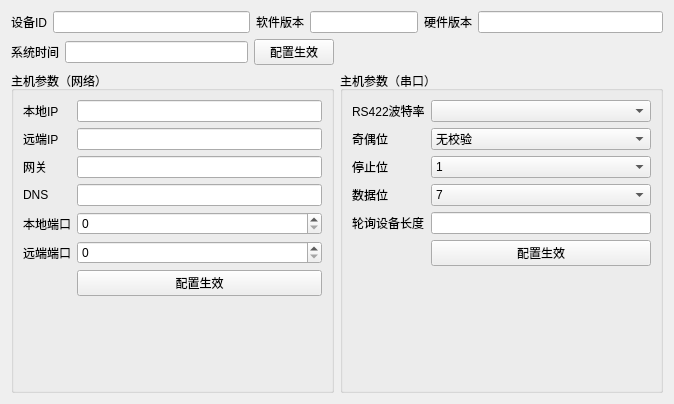
Before: the Qt Designer form src/polldevicewidget.ui in yesyan/GDCS01, drawn with Qt 5.
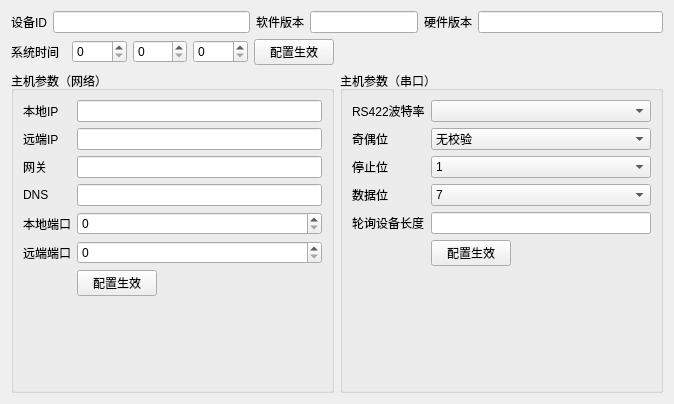
After: the same form once the commit is applied.

Patch:
```diff
--- a/src/polldevicewidget.ui
+++ b/src/polldevicewidget.ui
@@ -78,7 +78,25 @@
       </widget>
      </item>
      <item>
-      <widget class="QLineEdit" name="lineEdit_sysdatetime"/>
+      <widget class="QSpinBox" name="spinBox_systime1">
+       <property name="maximum">
+        <number>9999</number>
+       </property>
+      </widget>
+     </item>
+     <item>
+      <widget class="QSpinBox" name="spinBox_systime2">
+       <property name="maximum">
+        <number>9999</number>
+       </property>
+      </widget>
+     </item>
+     <item>
+      <widget class="QSpinBox" name="spinBox_systime3">
+       <property name="maximum">
+        <number>9999</number>
+       </property>
+      </widget>
      </item>
      <item>
       <widget class="QPushButton" name="pushButton_sysTime">
@@ -145,11 +163,6 @@
           <string>1</string>
          </property>
         </item>
-        <item>
-         <property name="text">
-          <string>1.5</string>
-         </property>
-        </item>
         <item>
          <property name="text">
           <string>2</string>
@@ -190,6 +203,12 @@
       </item>
       <item row="5" column="1">
        <widget class="QPushButton" name="pushButton_serialport">
+        <property name="sizePolicy">
+         <sizepolicy hsizetype="Fixed" vsizetype="Fixed">
+          <horstretch>0</horstretch>
+          <verstretch>0</verstretch>
+         </sizepolicy>
+        </property>
         <property name="text">
          <string>配置生效</string>
         </property>
@@ -258,19 +277,25 @@
         </property>
        </widget>
       </item>
-      <item row="6" column="1">
-       <widget class="QPushButton" name="pushButton_net">
-        <property name="text">
-         <string>配置生效</string>
-        </property>
-       </widget>
-      </item>
       <item row="4" column="1">
        <widget class="QSpinBox" name="spinBox_localPort"/>
       </item>
       <item row="5" column="1">
        <widget class="QSpinBox" name="spinBox_remotePort"/>
       </item>
+      <item row="6" column="1">
+       <widget class="QPushButton" name="pushButton_net">
+        <property name="sizePolicy">
+         <sizepolicy hsizetype="Fixed" vsizetype="Fixed">
+          <horstretch>0</horstretch>
+          <verstretch>0</verstretch>
+         </sizepolicy>
+        </property>
+        <property name="text">
+         <string>配置生效</string>
+        </property>
+       </widget>
+      </item>
      </layout>
     </widget>
    </item>
```
